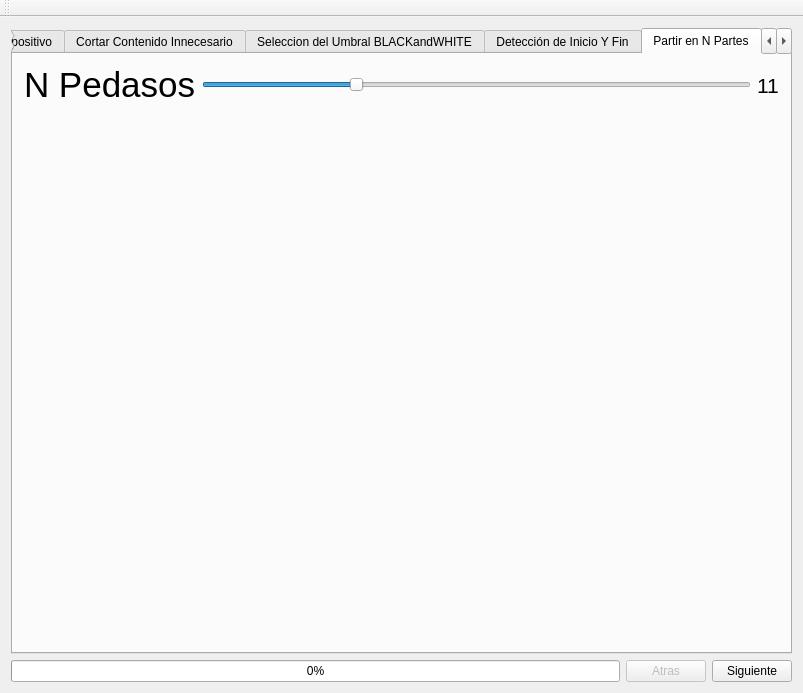
dianjuar/ModuloVisionArtifiical_ACO, file ventanaprincipal.ui: the form before one commit.
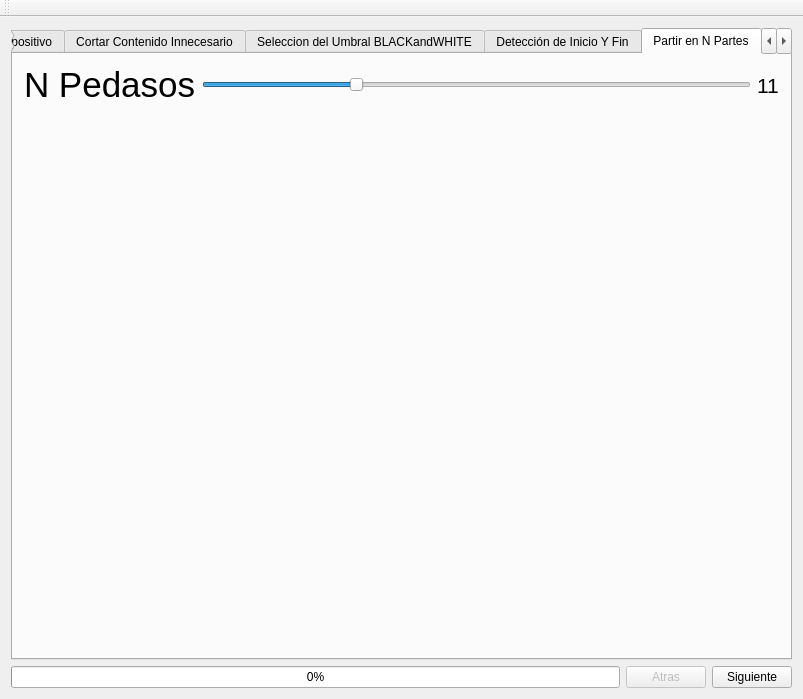
The form after the commit. Icons and pictures are not drawn.

The edit to the form file:
```diff
--- a/ventanaprincipal.ui
+++ b/ventanaprincipal.ui
@@ -7,7 +7,7 @@
     <x>0</x>
     <y>0</y>
     <width>803</width>
-    <height>693</height>
+    <height>699</height>
    </rect>
   </property>
   <property name="windowTitle">
@@ -1036,6 +1036,19 @@
           </item>
          </layout>
         </item>
+        <item>
+         <spacer name="verticalSpacer_23">
+          <property name="orientation">
+           <enum>Qt::Vertical</enum>
+          </property>
+          <property name="sizeHint" stdset="0">
+           <size>
+            <width>20</width>
+            <height>40</height>
+           </size>
+          </property>
+         </spacer>
+        </item>
        </layout>
       </widget>
       <widget class="QWidget" name="tab_6">
```
Left out of the diff: 132 changed lines with no effect on the pictures.
